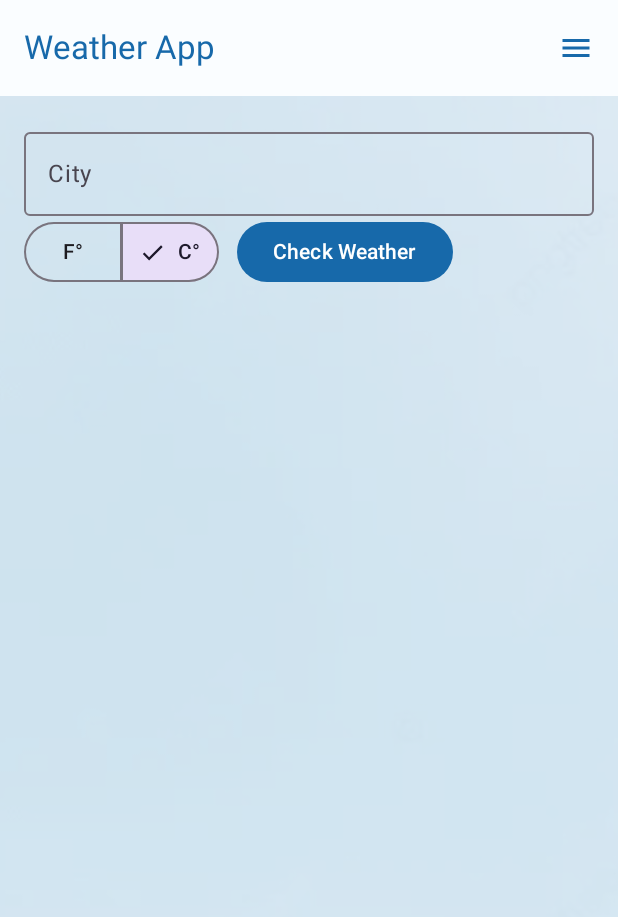
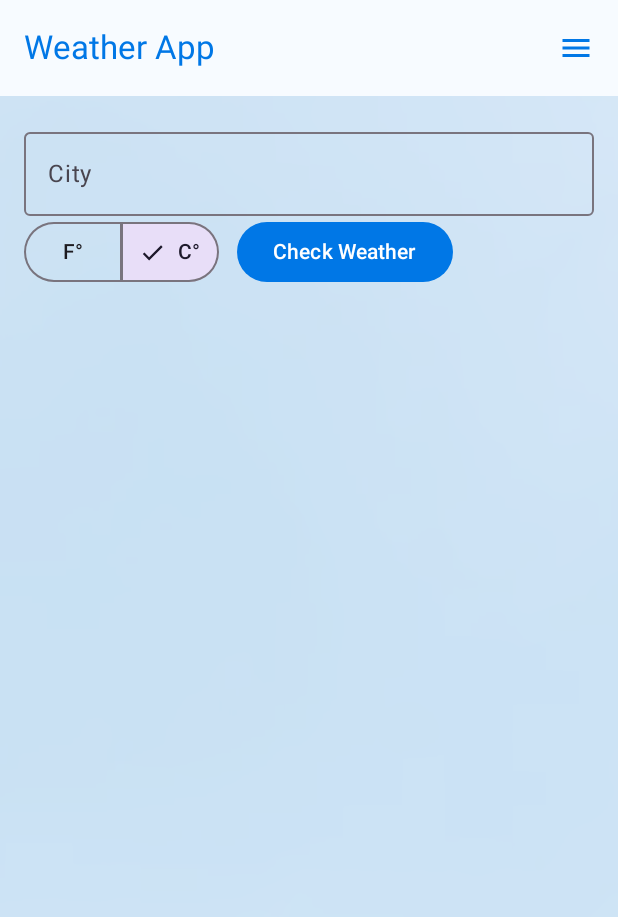
Before and after one commit to sukhpreetsingh04/Weather-App, an Android app built with Jetpack Compose: the screen it shows after launch (MainActivity), on a phone screen of 412 x 824 dp. Shown: the top 917 px of the screen. Run offline under Robolectric (Android 15) with nearby library versions, the phone set to English and light mode, and no system bars.

Commit message:
Refactor: Updated Typography and colorScheme

```diff
--- a/app/src/main/java/com/sukhpreet/weatherapp/ui/theme/Color.kt
+++ b/app/src/main/java/com/sukhpreet/weatherapp/ui/theme/Color.kt
@@ -2,16 +2,14 @@ package com.sukhpreet.weatherapp.ui.theme
 
 import androidx.compose.ui.graphics.Color
 
-// Clear-sky blues with a warm sunlit accent.
-val colorPrimary = Color(0xFF1769AA)
-val colorSecondary = Color(0xFF477A9E)
-val colorTertiary = Color(0xFFF4B740)
-val colorBackground = Color(0xFFF1F7FC)
-val colorSurface = Color(0xFFFAFDFF)
+val colorPrimary = Color(0xFF0077E6)
+val colorSecondary = Color(0xFF3A7CA5)
+val colorTertiary = Color(0xFFFFB300)
+val colorBackground = Color(0xFFE6F3FF)
+val colorSurface = Color(0xFFF7FBFF)
 
-// Midnight-sky palette for dark mode.
-val themedColor = Color(0xFF9ACBFF)
-val themedColorSecondary = Color(0xFFB2D2E8)
-val themedColor2 = Color(0xFFFFD166)
-val themedColor3 = Color(0xFF0B1724)
-val themedColor4 = Color(0xFF142638)
+val themedColor = Color(0xFF64B5F6)
+val themedColorSecondary = Color(0xFF81D4FA)
+val themedColor2 = Color(0xFFFFD54F)
+val themedColor3 = Color(0xFF071324)
+val themedColor4 = Color(0xFF102542)
--- a/app/src/main/java/com/sukhpreet/weatherapp/view/MainContent.kt
+++ b/app/src/main/java/com/sukhpreet/weatherapp/view/MainContent.kt
@@ -2,6 +2,7 @@ package com.sukhpreet.weatherapp.view
 
 import androidx.compose.foundation.Image
 import androidx.compose.foundation.background
+import androidx.compose.foundation.isSystemInDarkTheme
 import androidx.compose.foundation.layout.Box
 import androidx.compose.foundation.layout.PaddingValues
 import androidx.compose.foundation.layout.fillMaxSize
@@ -9,27 +10,34 @@ import androidx.compose.foundation.layout.padding
 import androidx.compose.material3.MaterialTheme
 import androidx.compose.runtime.Composable
 import androidx.compose.ui.Modifier
+import androidx.compose.ui.draw.blur
 import androidx.compose.ui.layout.ContentScale
 import androidx.compose.ui.res.painterResource
+import androidx.compose.ui.unit.dp
 import com.sukhpreet.weatherapp.R
 
 @Composable
 fun MainContent(innerPadding: PaddingValues) {
+    val isDark = isSystemInDarkTheme()
+    val bgRes = if (isDark) R.drawable.background else R.drawable.background
+
     Box(
         modifier = Modifier
             .fillMaxSize()
             .padding(innerPadding)
     ) {
         Image(
-            painter = painterResource(id = R.drawable.background),
+            painter = painterResource(id = bgRes),
             contentDescription = null,
             contentScale = ContentScale.Crop,
-            modifier = Modifier.fillMaxSize()
+            modifier = Modifier
+                .fillMaxSize()
+                .blur(12.dp)
         )
         Box(
             modifier = Modifier
                 .fillMaxSize()
-                .background(MaterialTheme.colorScheme.background.copy(alpha = 0.76f))
+                .background(MaterialTheme.colorScheme.background.copy(alpha = 0.78f))
         )
         WeatherLazyColumn()
     }
```
Also changed, not shown: app/src/main/java/com/sukhpreet/weatherapp/view/uicomponents/WeatherInfoCard.kt (+28 -6 lines).
